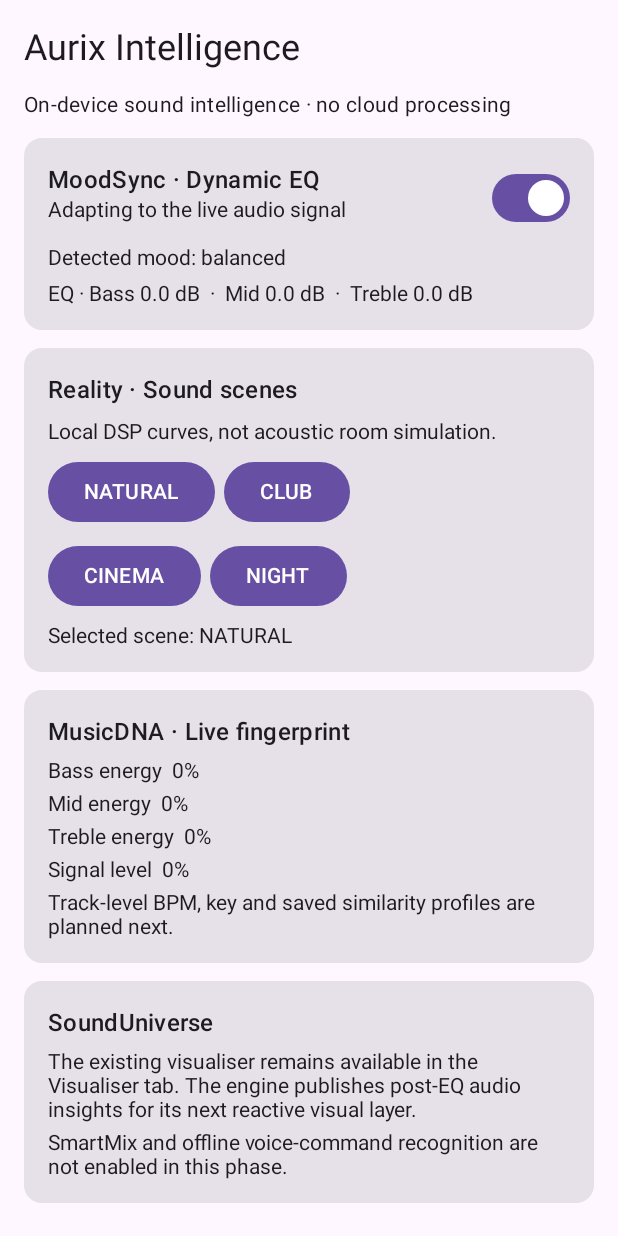
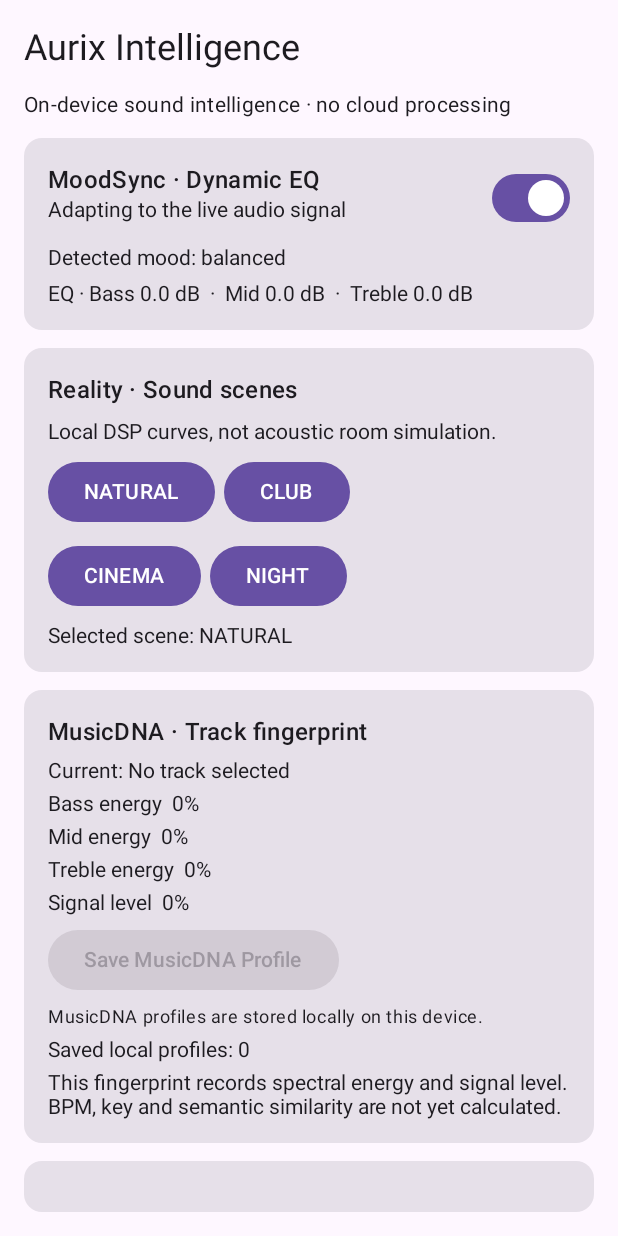
Before and after one commit to anandkaithwas/resonance, an Android app built with Jetpack Compose: the composable AurixIntelligenceScreen shown on its own in the app's theme, on a phone screen of 412 x 824 dp. Run offline under Robolectric (Android 15) with nearby library versions, the phone set to English and light mode, and no system bars; 8 statements that could not run were skipped.

Commit message:
feat: expose saved MusicDNA profiles in Aurix Intelligence

```diff
--- a/app/src/main/java/dev/resonance/app/MainActivity.kt
+++ b/app/src/main/java/dev/resonance/app/MainActivity.kt
@@ -197,7 +197,7 @@ fun AurixApp() {
                         tracks = LocalAudioScanner.scanAllTracks(context)
                     }
                 })
-                5 -> AurixIntelligenceScreen()
+                5 -> AurixIntelligenceScreen(trackId = currentTrackId, title = currentTrackTitle, artist = controller?.currentMediaItem?.mediaMetadata?.artist?.toString().orEmpty())
             }
         }
     }
--- a/app/src/main/java/dev/resonance/app/ui/AurixIntelligenceScreen.kt
+++ b/app/src/main/java/dev/resonance/app/ui/AurixIntelligenceScreen.kt
@@ -18,17 +18,24 @@ import androidx.compose.runtime.mutableStateOf
 import androidx.compose.runtime.remember
 import androidx.compose.runtime.setValue
 import androidx.compose.ui.Modifier
+import androidx.compose.ui.platform.LocalContext
 import androidx.compose.ui.unit.dp
+import dev.resonance.app.intelligence.MusicDnaStore
 import dev.resonance.app.intelligence.SoundReality
 import dev.resonance.app.playback.ResonanceVisualizerTap
 import java.util.Locale
 
 @Composable
-fun AurixIntelligenceScreen() {
+fun AurixIntelligenceScreen(trackId: String = "", title: String = "", artist: String = "") {
+    val context = LocalContext.current
     val engine = ResonanceVisualizerTap.intelligence
     val insight by ResonanceVisualizerTap.insight.collectAsState()
+    val dnaStore = remember(context) { MusicDnaStore(context) }
     var eqEnabled by remember { mutableStateOf(engine.enabled) }
     var selectedScene by remember { mutableStateOf(engine.reality) }
+    var saveStatus by remember { mutableStateOf("MusicDNA profiles are stored locally on this device.") }
+    val profiles = remember(insight, trackId) { dnaStore.profiles() }
+
     Column(
         modifier = Modifier.fillMaxSize().padding(16.dp),
         verticalArrangement = Arrangement.spacedBy(12.dp)
@@ -70,19 +77,29 @@ fun AurixIntelligenceScreen() {
         }
         Card(Modifier.fillMaxWidth()) {
             Column(Modifier.padding(16.dp), verticalArrangement = Arrangement.spacedBy(6.dp)) {
-                Text("MusicDNA · Live fingerprint", style = MaterialTheme.typography.titleMedium)
+                Text("MusicDNA · Track fingerprint", style = MaterialTheme.typography.titleMedium)
+                Text("Current: ${title.ifBlank { "No track selected" }}")
                 Text("Bass energy  ${(insight.bass * 100).toInt()}%")
                 Text("Mid energy  ${(insight.mid * 100).toInt()}%")
                 Text("Treble energy  ${(insight.treble * 100).toInt()}%")
                 Text("Signal level  ${(insight.rms * 100).toInt()}%")
-                Text("Track-level BPM, key and saved similarity profiles are planned next.")
+                Button(
+                    enabled = trackId.isNotBlank() && insight.rms > 0f,
+                    onClick = {
+                        dnaStore.save(trackId, title, artist, insight)
+                        saveStatus = "Saved fingerprint for $title"
+                    }
+                ) { Text("Save MusicDNA Profile") }
+                Text(saveStatus, style = MaterialTheme.typography.bodySmall)
+                Text("Saved local profiles: ${profiles.size}")
+                Text("This fingerprint records spectral energy and signal level. BPM, key and semantic similarity are not yet calculated.")
             }
         }
         Card(Modifier.fillMaxWidth()) {
             Column(Modifier.padding(16.dp), verticalArrangement = Arrangement.spacedBy(6.dp)) {
                 Text("SoundUniverse", style = MaterialTheme.typography.titleMedium)
-                Text("The existing visualiser remains available in the Visualiser tab. The engine publishes post-EQ audio insights for its next reactive visual layer.")
-                Text("SmartMix and offline voice-command recognition are not enabled in this phase.")
+                Text("The existing visualiser remains available in the Visualiser tab. The engine publishes post-EQ audio insights for its reactive visual layer.")
+                Text("SmartMix queue builder is available in the AI DJ tab. Beat-matched dual-deck transitions are not yet implemented.")
             }
         }
     }
```
